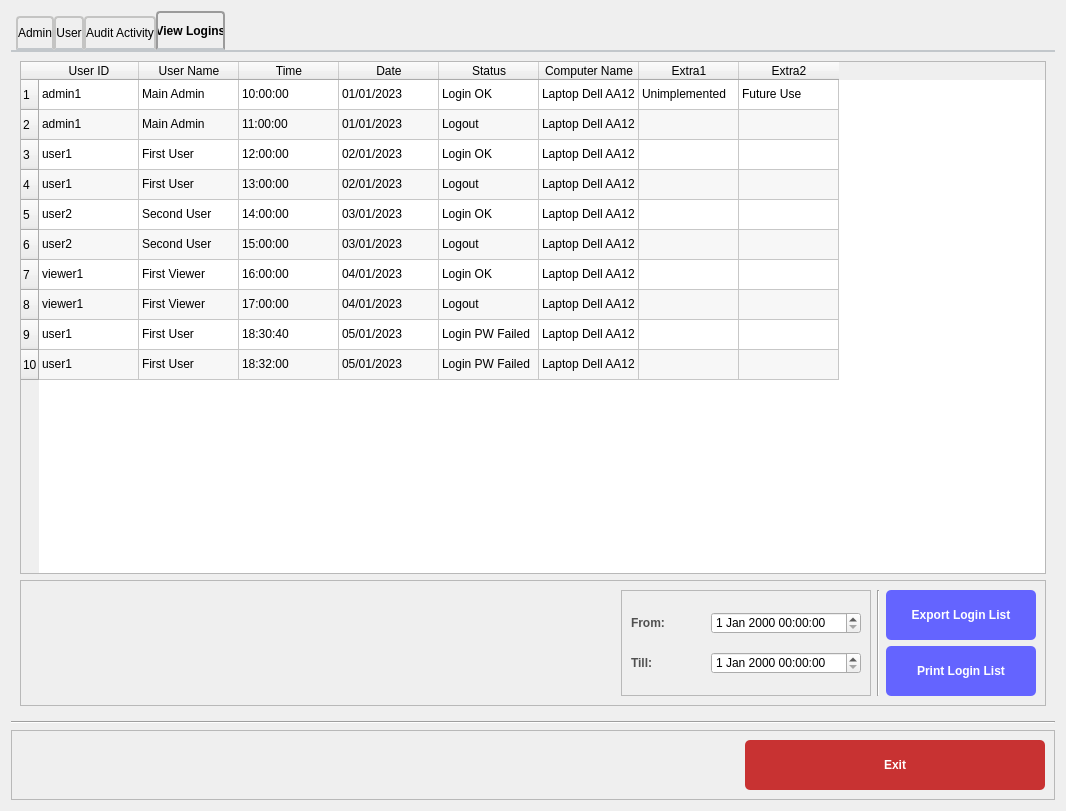
indranilkavyant/authentication, file admin_panel.ui: the form before one commit.
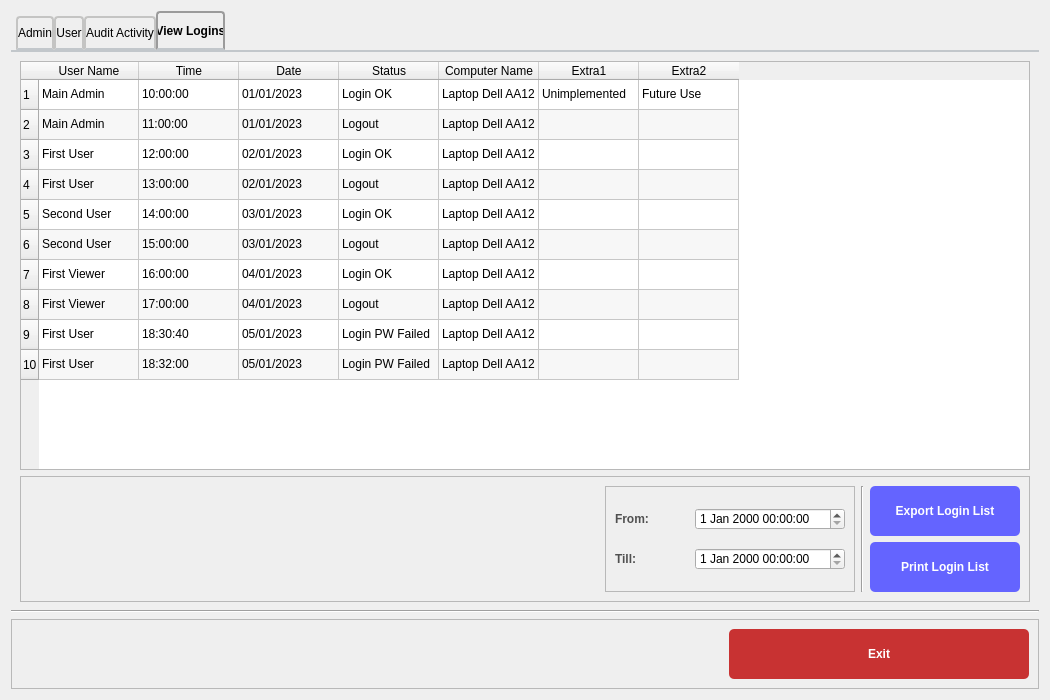
The form after the commit. The open tabs and pages were chosen to show the change.

Commit message: admin panel user add, render datatables

Patch:
```diff
--- a/admin_panel.ui
+++ b/admin_panel.ui
@@ -6,8 +6,8 @@
    <rect>
     <x>0</x>
     <y>0</y>
-    <width>1066</width>
-    <height>811</height>
+    <width>1050</width>
+    <height>700</height>
    </rect>
   </property>
   <property name="minimumSize">
@@ -1692,11 +1692,6 @@
            <string>10</string>
           </property>
          </row>
-         <column>
-          <property name="text">
-           <string>User ID</string>
-          </property>
-         </column>
          <column>
           <property name="text">
            <string>User Name</string>
@@ -1734,315 +1729,265 @@
          </column>
          <item row="0" column="0">
           <property name="text">
-           <string>admin1</string>
+           <string>Main Admin</string>
           </property>
          </item>
          <item row="0" column="1">
           <property name="text">
-           <string>Main Admin</string>
-          </property>
-         </item>
-         <item row="0" column="2">
-          <property name="text">
            <string>10:00:00</string>
           </property>
          </item>
-         <item row="0" column="3">
+         <item row="0" column="2">
           <property name="text">
            <string>01/01/2023</string>
           </property>
          </item>
-         <item row="0" column="4">
+         <item row="0" column="3">
           <property name="text">
            <string>Login OK</string>
           </property>
          </item>
-         <item row="0" column="5">
+         <item row="0" column="4">
           <property name="text">
            <string>Laptop Dell AA12</string>
           </property>
          </item>
-         <item row="0" column="6">
+         <item row="0" column="5">
           <property name="text">
            <string>Unimplemented</string>
           </property>
          </item>
-         <item row="0" column="7">
+         <item row="0" column="6">
           <property name="text">
            <string>Future Use</string>
           </property>
          </item>
          <item row="1" column="0">
           <property name="text">
-           <string>admin1</string>
+           <string>Main Admin</string>
           </property>
          </item>
          <item row="1" column="1">
-          <property name="text">
-           <string>Main Admin</string>
-          </property>
-         </item>
-         <item row="1" column="2">
           <property name="text">
            <string>11:00:00</string>
           </property>
          </item>
-         <item row="1" column="3">
+         <item row="1" column="2">
           <property name="text">
            <string>01/01/2023</string>
           </property>
          </item>
-         <item row="1" column="4">
+         <item row="1" column="3">
           <property name="text">
            <string>Logout</string>
           </property>
          </item>
-         <item row="1" column="5">
+         <item row="1" column="4">
           <property name="text">
            <string>Laptop Dell AA12</string>
           </property>
          </item>
          <item row="2" column="0">
           <property name="text">
-           <string>user1</string>
+           <string>First User</string>
           </property>
          </item>
          <item row="2" column="1">
           <property name="text">
-           <string>First User</string>
-          </property>
-         </item>
-         <item row="2" column="2">
-          <property name="text">
            <string>12:00:00</string>
           </property>
          </item>
-         <item row="2" column="3">
+         <item row="2" column="2">
           <property name="text">
            <string>02/01/2023 </string>
           </property>
          </item>
-         <item row="2" column="4">
+         <item row="2" column="3">
           <property name="text">
            <string>Login OK</string>
           </property>
          </item>
-         <item row="2" column="5">
+         <item row="2" column="4">
           <property name="text">
            <string>Laptop Dell AA12</string>
           </property>
          </item>
          <item row="3" column="0">
           <property name="text">
-           <string>user1</string>
+           <string>First User</string>
           </property>
          </item>
          <item row="3" column="1">
-          <property name="text">
-           <string>First User</string>
-          </property>
-         </item>
-         <item row="3" column="2">
           <property name="text">
            <string>13:00:00</string>
           </property>
          </item>
-         <item row="3" column="3">
+         <item row="3" column="2">
           <property name="text">
            <string>02/01/2023 </string>
           </property>
          </item>
-         <item row="3" column="4">
+         <item row="3" column="3">
           <property name="text">
            <string>Logout</string>
           </property>
          </item>
-         <item row="3" column="5">
+         <item row="3" column="4">
           <property name="text">
            <string>Laptop Dell AA12</string>
           </property>
          </item>
-         <item row="3" column="6">
+         <item row="3" column="5">
           <property name="text">
            <string/>
           </property>
          </item>
          <item row="4" column="0">
           <property name="text">
-           <string>user2</string>
-          </property>
-         </item>
-         <item row="4" column="1">
-          <property name="text">
            <string>Second User</string>
           </property>
          </item>
-         <item row="4" column="2">
+         <item row="4" column="1">
           <property name="text">
            <string>14:00:00</string>
           </property>
          </item>
-         <item row="4" column="3">
+         <item row="4" column="2">
           <property name="text">
            <string>03/01/2023 </string>
           </property>
          </item>
-         <item row="4" column="4">
+         <item row="4" column="3">
           <property name="text">
            <string>Login OK</string>
           </property>
          </item>
-         <item row="4" column="5">
+         <item row="4" column="4">
           <property name="text">
            <string>Laptop Dell AA12</string>
           </property>
          </item>
          <item row="5" column="0">
           <property name="text">
-           <string>user2</string>
-          </property>
-         </item>
-         <item row="5" column="1">
-          <property name="text">
            <string>Second User</string>
           </property>
          </item>
-         <item row="5" column="2">
+         <item row="5" column="1">
           <property name="text">
            <string>15:00:00</string>
           </property>
          </item>
-         <item row="5" column="3">
+         <item row="5" column="2">
           <property name="text">
            <string>03/01/2023 </string>
           </property>
          </item>
-         <item row="5" column="4">
+         <item row="5" column="3">
           <property name="text">
            <string>Logout</string>
           </property>
          </item>
-         <item row="5" column="5">
+         <item row="5" column="4">
           <property name="text">
            <string>Laptop Dell AA12</string>
           </property>
          </item>
          <item row="6" column="0">
           <property name="text">
-           <string>viewer1</string>
-          </property>
-         </item>
-         <item row="6" column="1">
-          <property name="text">
            <string>First Viewer</string>
           </property>
          </item>
-         <item row="6" column="2">
+         <item row="6" column="1">
           <property name="text">
            <string>16:00:00</string>
           </property>
          </item>
-         <item row="6" column="3">
+         <item row="6" column="2">
           <property name="text">
            <string>04/01/2023 </string>
           </property>
          </item>
-         <item row="6" column="4">
+         <item row="6" column="3">
           <property name="text">
            <string>Login OK</string>
           </property>
          </item>
-         <item row="6" column="5">
+         <item row="6" column="4">
           <property name="text">
            <string>Laptop Dell AA12</string>
           </property>
          </item>
          <item row="7" column="0">
           <property name="text">
-           <string>viewer1</string>
-          </property>
-         </item>
-         <item row="7" column="1">
-          <property name="text">
            <string>First Viewer</string>
           </property>
          </item>
-         <item row="7" column="2">
+         <item row="7" column="1">
           <property name="text">
            <string>17:00:00</string>
           </property>
          </item>
-         <item row="7" column="3">
+         <item row="7" column="2">
           <property name="text">
            <string>04/01/2023</string>
           </property>
          </item>
-         <item row="7" column="4">
+         <item row="7" column="3">
           <property name="text">
            <string>Logout</string>
           </property>
          </item>
-         <item row="7" column="5">
+         <item row="7" column="4">
           <property name="text">
            <string>Laptop Dell AA12</string>
           </property>
          </item>
          <item row="8" column="0">
           <property name="text">
-           <string>user1</string>
-          </property>
-         </item>
-         <item row="8" column="1">
-          <property name="text">
            <string>First User</string>
           </property>
          </item>
-         <item row="8" column="2">
+         <item row="8" column="1">
           <property name="text">
            <string>18:30:40</string>
           </property>
          </item>
-         <item row="8" column="3">
+         <item row="8" column="2">
           <property name="text">
            <string>05/01/2023 </string>
           </property>
          </item>
+         <item row="8" column="3">
+          <property name="text">
+           <string>Login PW Failed</string>
+          </property>
+         </item>
          <item row="8" column="4">
           <property name="text">
-           <string>Login PW Failed</string>
-          </property>
-         </item>
-         <item row="8" column="5">
-          <property name="text">
            <string>Laptop Dell AA12</string>
           </property>
          </item>
          <item row="9" column="0">
           <property name="text">
-           <string>user1</string>
-          </property>
-         </item>
-         <item row="9" column="1">
-          <property name="text">
            <string>First User</string>
           </property>
          </item>
-         <item row="9" column="2">
+         <item row="9" column="1">
           <property name="text">
            <string>18:32:00</string>
           </property>
          </item>
-         <item row="9" column="3">
+         <item row="9" column="2">
           <property name="text">
            <string>05/01/2023 </string>
           </property>
          </item>
-         <item row="9" column="4">
+         <item row="9" column="3">
           <property name="text">
            <string>Login PW Failed</string>
           </property>
          </item>
-         <item row="9" column="5">
+         <item row="9" column="4">
           <property name="text">
            <string>Laptop Dell AA12</string>
           </property>
```
Left out of the diff: 113 changed lines with no effect on the pictures. The commit also changes 1 other file.
